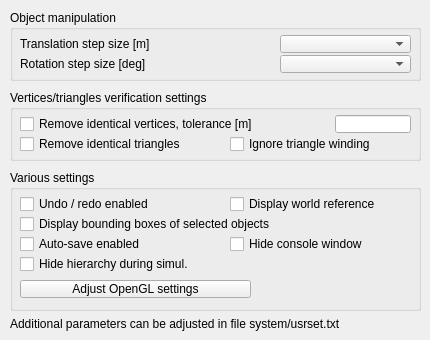
CoppeliaRobotics/coppeliaSimLib, file ui/qdlgsettings.ui: the form before one commit.
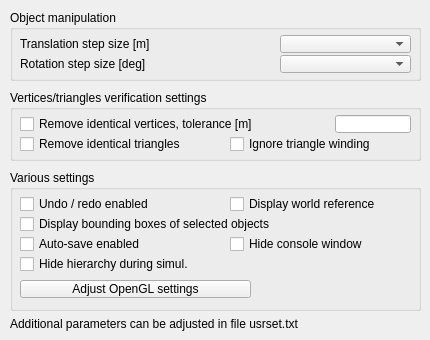
The form after the commit.

Patch:
```diff
--- a/ui/qdlgsettings.ui
+++ b/ui/qdlgsettings.ui
@@ -293,7 +293,7 @@
     </rect>
    </property>
    <property name="text">
-    <string>Additional parameters can be adjusted in file system/usrset.txt</string>
+    <string>Additional parameters can be adjusted in file usrset.txt</string>
    </property>
   </widget>
  </widget>
```
